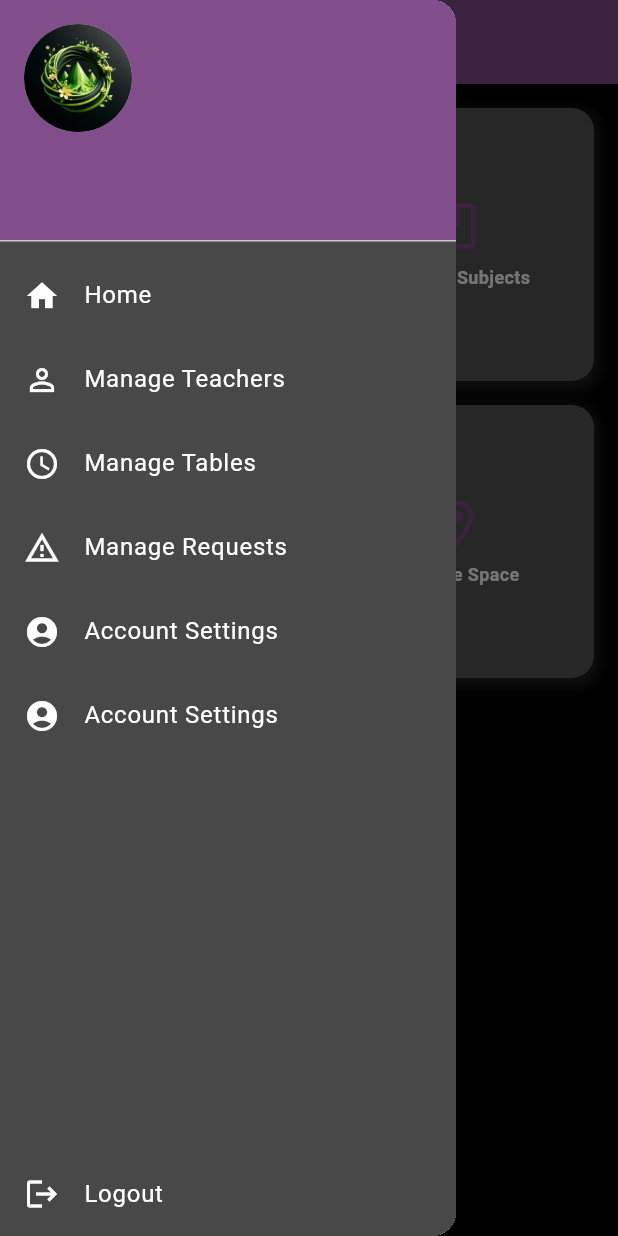
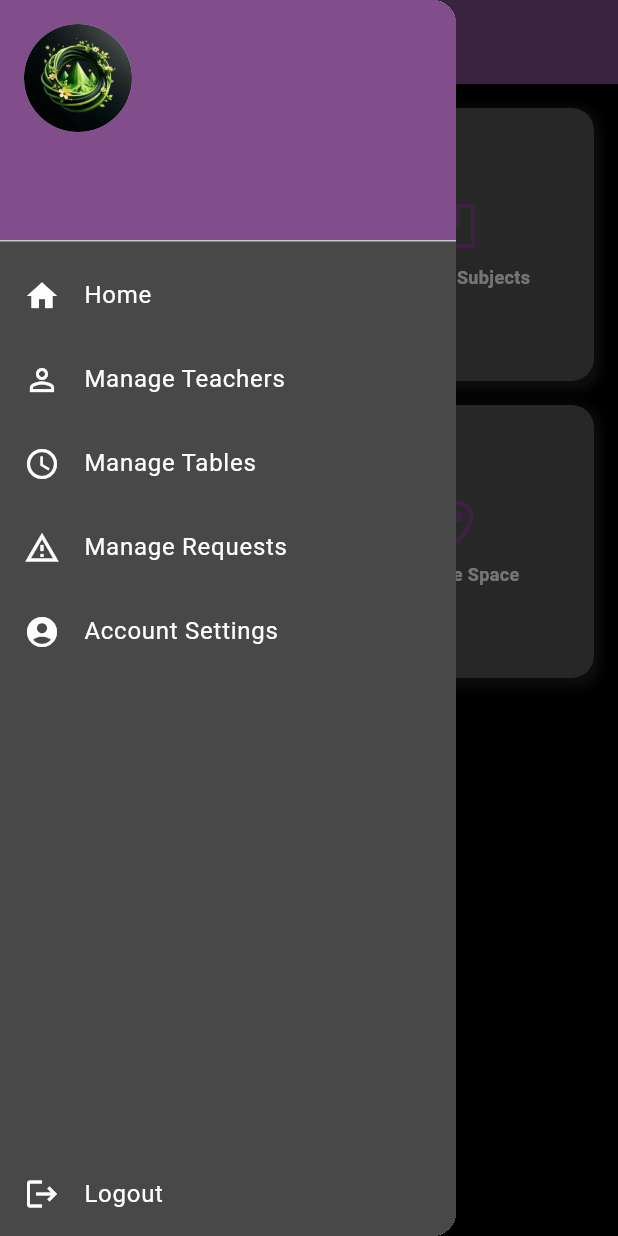
Before and after one commit to MAY55A/SMARN-FET, a Flutter app: the AdminDashboard screen opened by its route, with the side drawer open, on a phone screen of 412 x 824 dp. Run offline on Flutter 3.47's test engine with Material 3 defaults, Android fonts, the phone set to English and light mode, and no system bars; our stand-ins replace cloud_functions, firebase_auth, firebase_core; accounts and stored records are empty.

Commit message:
admin menu

```diff
--- a/lib/pages/Admin/Menu_admin.dart
+++ b/lib/pages/Admin/Menu_admin.dart
@@ -76,8 +76,7 @@ class _AdminMenuState extends State<AdminMenu> {
                 _buildMenuItem(
   context, Icons.account_circle, 'Account Settings', const AccountSettingsPage()),
 
-                _buildMenuItem(
-  context, Icons.account_circle, 'Account Settings', const AccountSettingsPage()),
+
 
 
             // Spacer for alignment
```
